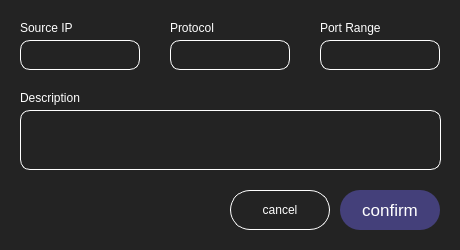
This is components/page2/sub/NetworkPopup.ui in TF-LAVENDER/Lavender as Qt 5 draws it before an edit. The edited form follows.
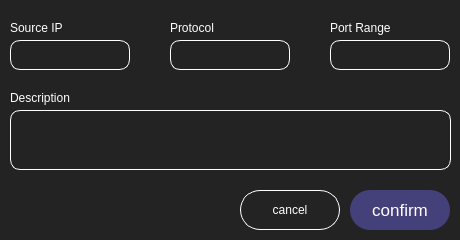
This is the edited form.

Commit message: style : QDialog 내부 비율 조정

The edit to the form file:
```diff
--- a/components/page2/sub/NetworkPopup.ui
+++ b/components/page2/sub/NetworkPopup.ui
@@ -7,7 +7,7 @@
     <x>0</x>
     <y>0</y>
     <width>460</width>
-    <height>250</height>
+    <height>240</height>
    </rect>
   </property>
   <property name="windowTitle">
@@ -20,7 +20,7 @@
   <widget class="QPushButton" name="cancelButton">
    <property name="geometry">
     <rect>
-     <x>230</x>
+     <x>240</x>
      <y>190</y>
      <width>100</width>
      <height>40</height>
@@ -44,7 +44,7 @@
   <widget class="QPushButton" name="confirmButton">
    <property name="geometry">
     <rect>
-     <x>340</x>
+     <x>350</x>
      <y>190</y>
      <width>100</width>
      <height>40</height>
@@ -119,7 +119,7 @@
   <widget class="QFrame" name="frame_2">
    <property name="geometry">
     <rect>
-     <x>320</x>
+     <x>330</x>
      <y>20</y>
      <width>120</width>
      <height>50</height>
@@ -169,7 +169,7 @@
   <widget class="QFrame" name="frame_3">
    <property name="geometry">
     <rect>
-     <x>20</x>
+     <x>10</x>
      <y>20</y>
      <width>120</width>
      <height>50</height>
@@ -219,9 +219,9 @@
   <widget class="QFrame" name="frame_4">
    <property name="geometry">
     <rect>
-     <x>20</x>
+     <x>10</x>
      <y>90</y>
-     <width>421</width>
+     <width>441</width>
      <height>81</height>
     </rect>
    </property>
@@ -236,7 +236,7 @@
      <rect>
       <x>0</x>
       <y>20</y>
-      <width>421</width>
+      <width>441</width>
       <height>60</height>
      </rect>
     </property>
```
